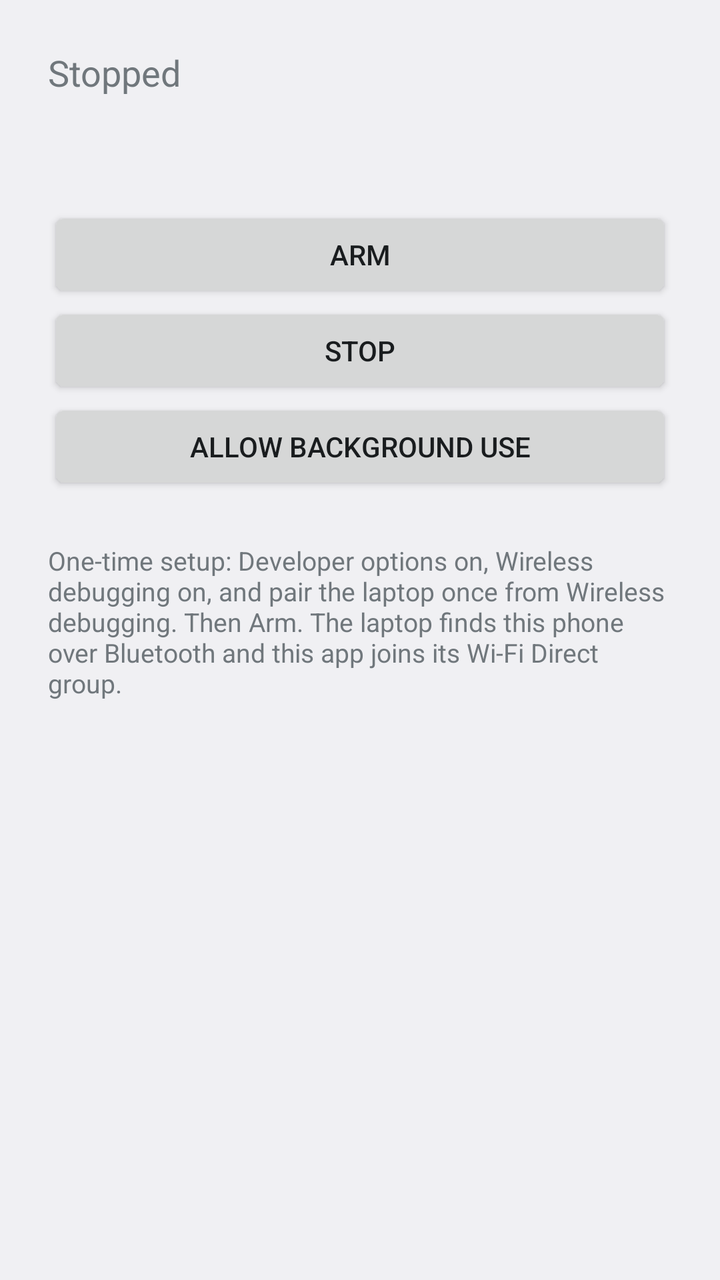
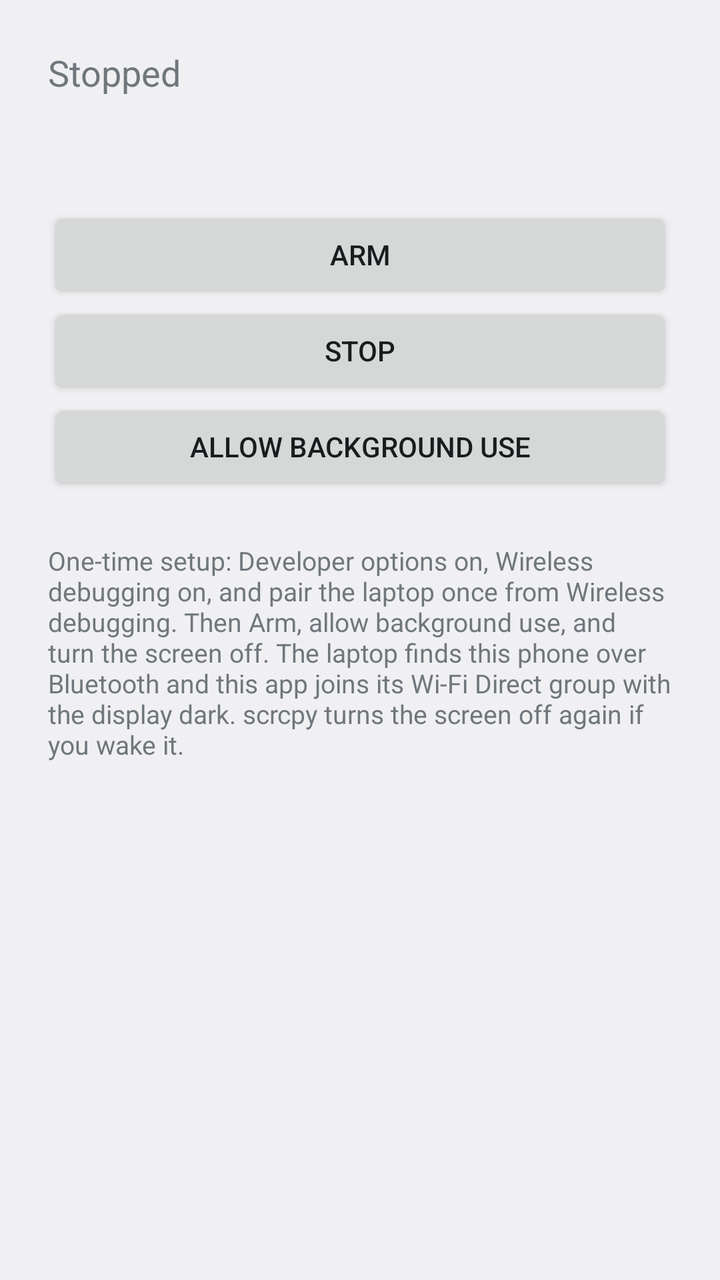

Two renders of the same Android screen: before a commit and after it. Below are the layout's source before the change and the commit's diff.
<!-- AndroidManifest.xml: application theme android:Theme.DeviceDefault.DayNight -->
<!-- res/layout/activity_main.xml -->
<?xml version="1.0" encoding="utf-8"?>
<ScrollView xmlns:android="http://schemas.android.com/apk/res/android"
    android:layout_width="match_parent"
    android:layout_height="match_parent">

    <LinearLayout
        android:layout_width="match_parent"
        android:layout_height="wrap_content"
        android:orientation="vertical"
        android:padding="24dp">

        <TextView
            android:id="@+id/status"
            android:layout_width="match_parent"
            android:layout_height="wrap_content"
            android:textSize="18sp"
            android:text="Stopped" />

        <TextView
            android:id="@+id/detail"
            android:layout_width="match_parent"
            android:layout_height="wrap_content"
            android:paddingTop="12dp"
            android:textSize="14sp"
            android:text="" />

        <Button
            android:id="@+id/arm"
            android:layout_width="match_parent"
            android:layout_height="wrap_content"
            android:layout_marginTop="24dp"
            android:text="Arm" />

        <Button
            android:id="@+id/stop"
            android:layout_width="match_parent"
            android:layout_height="wrap_content"
            android:text="Stop" />

        <Button
            android:id="@+id/battery"
            android:layout_width="match_parent"
            android:layout_height="wrap_content"
            android:text="Allow background use" />

        <TextView
            android:layout_width="match_parent"
            android:layout_height="wrap_content"
            android:paddingTop="24dp"
            android:textSize="13sp"
            android:text="One-time setup: Developer options on, Wireless debugging on, and pair the laptop once from Wireless debugging. Then Arm. The laptop finds this phone over Bluetooth and this app joins its Wi-Fi Direct group." />
    </LinearLayout>
</ScrollView>
<!-- resources referenced by this layout -->
<resources>

</resources>

<!-- the commit's change to res/layout/activity_main.xml (unified diff, before → after) -->
@@ -48,6 +48,6 @@
             android:layout_height="wrap_content"
             android:paddingTop="24dp"
             android:textSize="13sp"
-            android:text="One-time setup: Developer options on, Wireless debugging on, and pair the laptop once from Wireless debugging. Then Arm. The laptop finds this phone over Bluetooth and this app joins its Wi-Fi Direct group." />
+            android:text="One-time setup: Developer options on, Wireless debugging on, and pair the laptop once from Wireless debugging. Then Arm, allow background use, and turn the screen off. The laptop finds this phone over Bluetooth and this app joins its Wi-Fi Direct group with the display dark. scrcpy turns the screen off again if you wake it." />
     </LinearLayout>
 </ScrollView>
